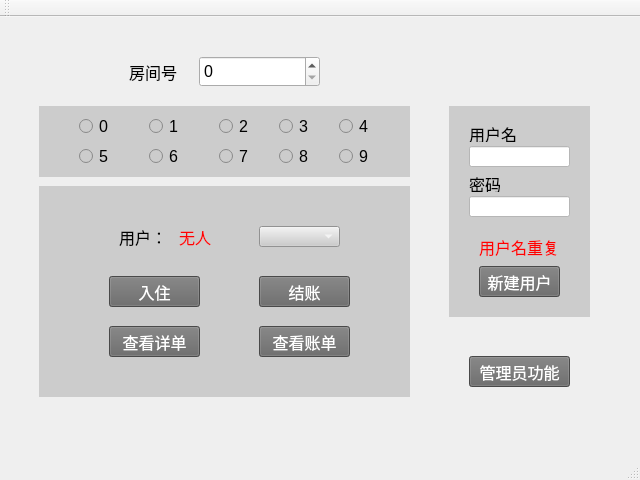
dyzsr/se2019hotel, file server/mainwindow.ui: the form before one commit.
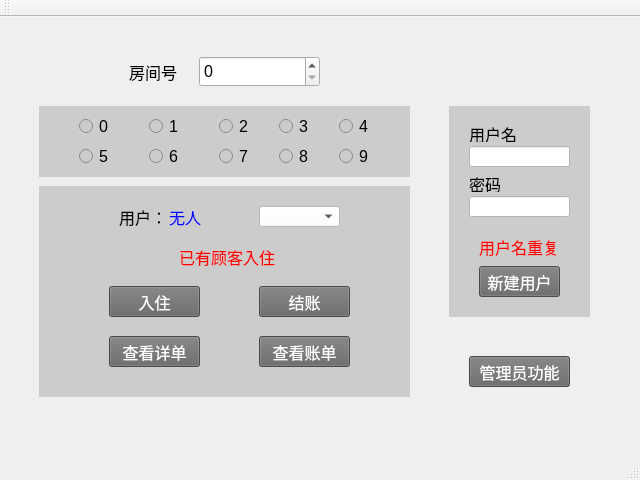
The form after the commit.

Diff of the .ui file:
```diff
--- a/server/mainwindow.ui
+++ b/server/mainwindow.ui
@@ -276,7 +276,7 @@
        <property name="geometry">
         <rect>
          <x>220</x>
-         <y>90</y>
+         <y>100</y>
          <width>91</width>
          <height>31</height>
         </rect>
@@ -292,7 +292,7 @@
        <property name="geometry">
         <rect>
          <x>70</x>
-         <y>140</y>
+         <y>150</y>
          <width>91</width>
          <height>31</height>
         </rect>
@@ -308,7 +308,7 @@
        <property name="geometry">
         <rect>
          <x>220</x>
-         <y>140</y>
+         <y>150</y>
          <width>91</width>
          <height>31</height>
         </rect>
@@ -324,7 +324,7 @@
        <property name="geometry">
         <rect>
          <x>70</x>
-         <y>90</y>
+         <y>100</y>
          <width>91</width>
          <height>31</height>
         </rect>
@@ -340,7 +340,7 @@
        <property name="geometry">
         <rect>
          <x>80</x>
-         <y>40</y>
+         <y>20</y>
          <width>41</width>
          <height>21</height>
         </rect>
@@ -355,14 +355,14 @@
       <widget class="QLabel" name="lb_usrId">
        <property name="geometry">
         <rect>
-         <x>140</x>
-         <y>40</y>
+         <x>130</x>
+         <y>20</y>
          <width>71</width>
          <height>21</height>
         </rect>
        </property>
        <property name="styleSheet">
-        <string notr="true">color: #ff0000;</string>
+        <string notr="true">color: #0000ff;</string>
        </property>
        <property name="text">
         <string>无人</string>
@@ -372,10 +372,30 @@
        <property name="geometry">
         <rect>
          <x>220</x>
-         <y>40</y>
+         <y>20</y>
          <width>81</width>
          <height>21</height>
         </rect>
+       </property>
+       <property name="styleSheet">
+        <string notr="true">color: #000000;
+background: #ffffff;</string>
+       </property>
+      </widget>
+      <widget class="QLabel" name="lb_err">
+       <property name="geometry">
+        <rect>
+         <x>140</x>
+         <y>60</y>
+         <width>101</width>
+         <height>21</height>
+        </rect>
+       </property>
+       <property name="styleSheet">
+        <string notr="true">color: #ff0000;</string>
+       </property>
+       <property name="text">
+        <string>已有顾客入住</string>
        </property>
       </widget>
      </widget>
```
